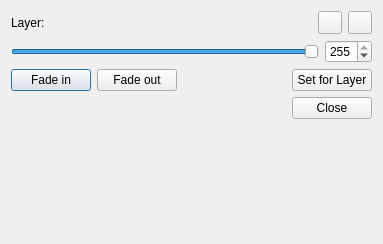
This is app/ui/layeropacitydialog.ui in pencil2d/pencil as Qt 5 draws it before an edit. The edited form follows.
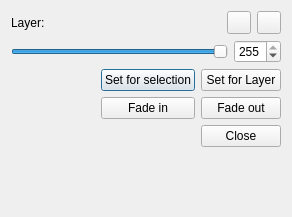
This is the edited form. Icons and pictures are not drawn.

Commit message: Fade in, Fade out. Opacity for selected frames.

What changed in the file:
```diff
--- a/app/ui/layeropacitydialog.ui
+++ b/app/ui/layeropacitydialog.ui
@@ -6,8 +6,8 @@
    <rect>
     <x>0</x>
     <y>0</y>
-    <width>383</width>
-    <height>244</height>
+    <width>292</width>
+    <height>217</height>
    </rect>
   </property>
   <property name="windowTitle">
@@ -94,22 +94,8 @@
     </layout>
    </item>
    <item>
-    <layout class="QHBoxLayout" name="horizontalLayout_3">
-     <item>
-      <widget class="QPushButton" name="btnFadeIn">
-       <property name="text">
-        <string>Fade in</string>
-       </property>
-      </widget>
-     </item>
-     <item>
-      <widget class="QPushButton" name="btnFadeOut">
-       <property name="text">
-        <string>Fade out</string>
-       </property>
-      </widget>
-     </item>
-     <item>
+    <layout class="QGridLayout" name="gridLayout">
+     <item row="0" column="0">
       <spacer name="horizontalSpacer_2">
        <property name="orientation">
         <enum>Qt::Horizontal</enum>
@@ -122,18 +108,24 @@
        </property>
       </spacer>
      </item>
-     <item>
+     <item row="0" column="1">
+      <widget class="QPushButton" name="btnSetOpacitySelection">
+       <property name="toolTip">
+        <string>Sets selected opacity for selected keyframes on layer</string>
+       </property>
+       <property name="text">
+        <string>Set for selection</string>
+       </property>
+      </widget>
+     </item>
+     <item row="0" column="2">
       <widget class="QPushButton" name="btnSetOpacityLayer">
        <property name="text">
         <string>Set for Layer</string>
        </property>
       </widget>
      </item>
-    </layout>
-   </item>
-   <item>
-    <layout class="QHBoxLayout" name="horizontalLayout">
-     <item>
+     <item row="1" column="0">
       <spacer name="horizontalSpacer">
        <property name="orientation">
         <enum>Qt::Horizontal</enum>
@@ -146,7 +138,27 @@
        </property>
       </spacer>
      </item>
-     <item>
+     <item row="1" column="1">
+      <widget class="QPushButton" name="btnFadeIn">
+       <property name="toolTip">
+        <string>Fade in over selcted keyframes</string>
+       </property>
+       <property name="text">
+        <string>Fade in</string>
+       </property>
+      </widget>
+     </item>
+     <item row="1" column="2">
+      <widget class="QPushButton" name="btnFadeOut">
+       <property name="toolTip">
+        <string>Fade out over selected keyframes</string>
+       </property>
+       <property name="text">
+        <string>Fade out</string>
+       </property>
+      </widget>
+     </item>
+     <item row="2" column="2">
       <widget class="QPushButton" name="btnClose">
        <property name="text">
         <string>Close</string>
```
Left out of the diff: 3 changed lines with no effect on the pictures. The commit also changes 2 other files.
